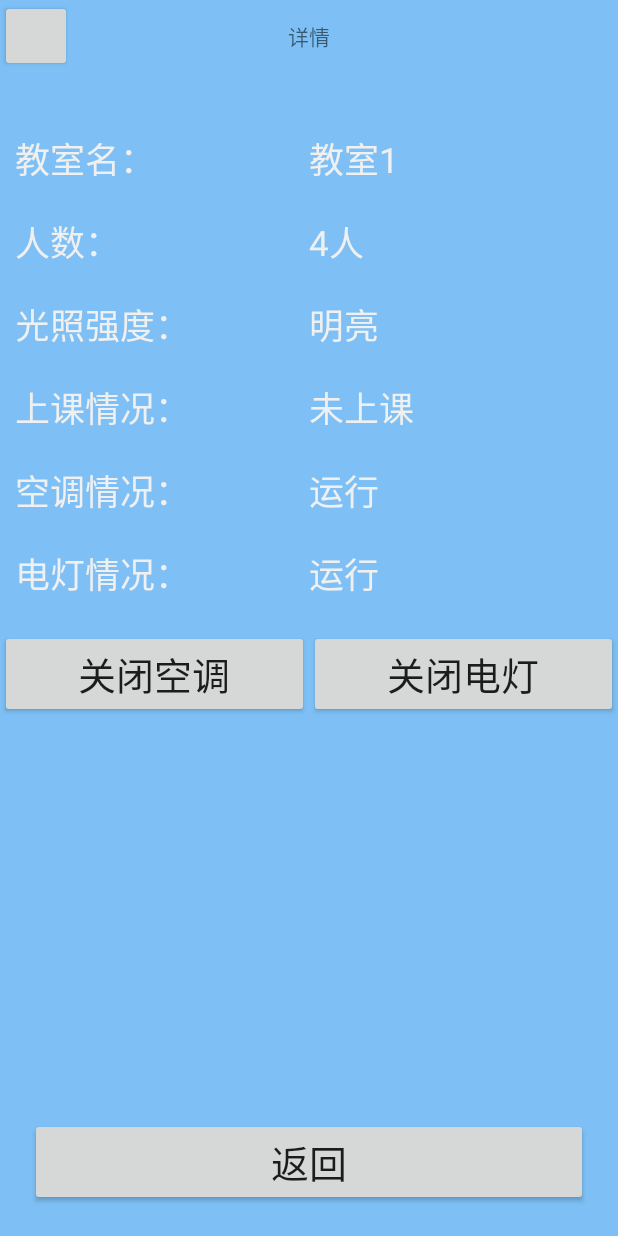
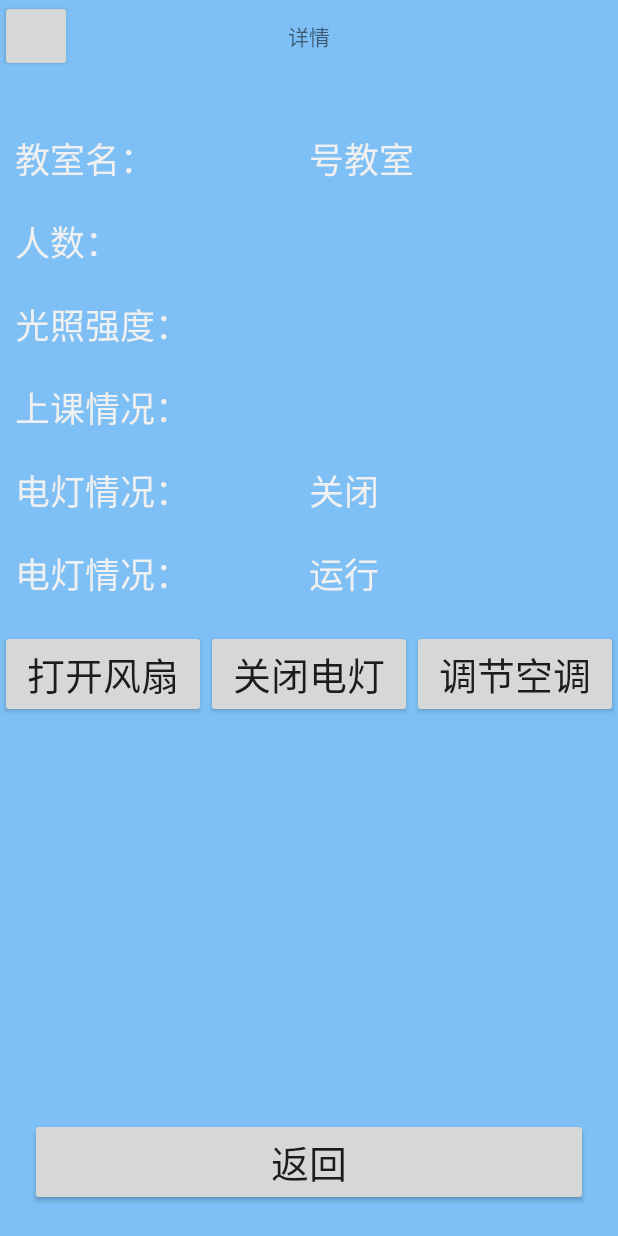
Before and after one commit to yanxiaonuo/SmartClass, an Android app: the GuanLiClass_XiangXiActivity screen opened directly, with no data from a screen before it, after a tap on "打开电灯", on a phone screen of 412 x 824 dp. Run offline under Robolectric (Android 15) with nearby library versions, the phone set to English and light mode, and no system bars; libraries missing offline, so code that uses them is left out: com.afollestad.materialdialogs, mehdi.sakout.fancybuttons; plain views replace FancyButton; 2 statements that could not run were skipped; 3 other taps on this screen came first.

Commit message:
18年9月加了些新功能

```diff
--- a/app/src/main/java/com/xiaonuo/smartclass/activity/AdministratorVerifyActivity.java
+++ b/app/src/main/java/com/xiaonuo/smartclass/activity/AdministratorVerifyActivity.java
@@ -1,5 +1,6 @@
 package com.xiaonuo.smartclass.activity;
 
+import android.content.Context;
 import android.content.Intent;
 import android.os.Bundle;
 import android.support.annotation.Nullable;
@@ -9,6 +10,7 @@ import android.widget.EditText;
 
 import com.jaeger.library.StatusBarUtil;
 import com.xiaonuo.smartclass.R;
+import com.xiaonuo.smartclass.utils.Constant;
 import com.xiaonuo.smartclass.utils.Utils;
 
 /**
@@ -16,6 +18,7 @@ import com.xiaonuo.smartclass.utils.Utils;
  */
 
 public class AdministratorVerifyActivity extends AppCompatActivity {
+
 
     @Override
     protected void onCreate(@Nullable Bundle savedInstanceState) {
@@ -55,4 +58,5 @@ public class AdministratorVerifyActivity extends AppCompatActivity {
         finish();
         overridePendingTransition(R.anim.next_in,R.anim.next_out);
     }
+
 }
--- a/app/src/main/java/com/xiaonuo/smartclass/activity/GuanLiClass_XiangXiActivity.java
+++ b/app/src/main/java/com/xiaonuo/smartclass/activity/GuanLiClass_XiangXiActivity.java
@@ -1,44 +1,41 @@
 package com.xiaonuo.smartclass.activity;
 
-import android.content.Intent;
-import android.content.SharedPreferences;
 import android.os.Bundle;
-import android.os.Looper;
 import android.support.v7.app.AppCompatActivity;
 import android.view.View;
 import android.widget.Button;
 import android.widget.TextView;
-import android.widget.Toast;
 
 
+import com.afollestad.materialdialogs.DialogAction;
+import com.afollestad.materialdialogs.MaterialDialog;
 import com.xiaonuo.smartclass.R;
+import com.xiaonuo.smartclass.utils.Constant;
+import com.xiaonuo.smartclass.utils.Utils;
 
-import java.io.BufferedWriter;
-import java.io.InputStream;
-import java.io.OutputStream;
-import java.io.OutputStreamWriter;
+import java.io.BufferedReader;
+import java.io.IOException;
+import java.io.InputStreamReader;
 import java.io.PrintWriter;
 import java.net.Socket;
-import java.nio.charset.Charset;
-import java.util.HashMap;
 
 
 public class GuanLiClass_XiangXiActivity extends AppCompatActivity implements View.OnClickListener{
 
-    //服务器需要
-    Socket mSocket = null;
-    PrintWriter printWriter = null;
-    InputStream in;
+    //ap0   风扇
+    //ap1   电灯
 
-    int pos;
+    //温度
+    int t=20;
 
-    Button diandeng_button;
+    Button fan_button;
 
-    Button fengShan_button;
+    Button light_button;
 
-    TextView dianDeng;
-    TextView fengShan;
-
+    TextView light_textView;
+    TextView fan_textView;
+    private PrintWriter write;
+    private BufferedReader in;
 
 
     @Override
@@ -46,29 +43,71 @@ public class GuanLiClass_XiangXiActivity extends AppCompatActivity implements Vi
         super.onCreate(savedInstanceState);
         setContentView(R.layout.activity_guanliclass_xiangxi);
 
+        initTCP();
+
+
+        String classID = Utils.getString(Constant.CLASSID, "");
+        String peopleCount = Utils.getString(Constant.PEOPLECOUNT, "");
+        String brightness = Utils.getString(Constant.BRIGHTNESS, "");
+        String classStatus = Utils.getString(Constant.CLASSSTATUS, "");
+        String fan = Utils.getString(Constant.FAN, "");
+        String light = Utils.getString(Constant.LIGHT, "");
 
         //设置按钮监听
         findViewById(R.id.guanLiClass_xiangXi_button_back).setOnClickListener(this);
 
-        diandeng_button = (Button) findViewById(R.id.guanLiClass_xiangXi_button_diandeng);
-        diandeng_button.setOnClickListener(this);
+        fan_button = (Button) findViewById(R.id.guanLiClass_xiangXi_button_fengshan);
+        fan_button.setOnClickListener(this);
+        if(fan.equals("运行")){
+            fan_button.setText("关闭风扇");
+        }else{
+            fan_button.setText("打开风扇");
+        }
 
-        fengShan_button = (Button) findViewById(R.id.guanLiClass_xiangXi_button_fengshan);
-        fengShan_button.setOnClickListener(this);
+        light_button = (Button) findViewById(R.id.guanLiClass_xiangXi_button_diandeng);
+        light_button.setOnClickListener(this);
+        if(light.equals("运行")){
+            light_button.setText("关闭电灯");
+        }else{
+            light_button.setText("打开电灯");
+        }
 
 
-        TextView className = (TextView) findViewById(R.id.guanLiClass_xiangXi_textView_className);
+        TextView classID_textView = (TextView) findViewById(R.id.guanLiClass_xiangXi_textView_className);
+        classID_textView.setText(classID+"号教室");
 
-        dianDeng = (TextView) findViewById(R.id.guanLiClass_xiangXi_textView_dianDengQingKuang);
-        fengShan = (TextView) findViewById(R.id.guanLiClass_xiangXi_textView_fengShanQingKuang);
-        TextView isShangKe = (TextView) findViewById(R.id.guanLiClass_xiangXi_textView_isShangKe);
-        TextView liangdu = (TextView) findViewById(R.id.guanLiClass_xiangXi_textView_liangdu);
-        TextView theNumberOfPeople = (TextView) findViewById(R.id.guanLiClass_xiangXi_textView_theNumberOfPeople);
+        light_textView = (TextView) findViewById(R.id.guanLiClass_xiangXi_textView_dianDengQingKuang);
+        fan_textView = (TextView) findViewById(R.id.guanLiClass_xiangXi_textView_fengShanQingKuang);
+        light_textView.setText(light);
+        fan_textView.setText(fan);
 
+        TextView classStatus_textView = (TextView) findViewById(R.id.guanLiClass_xiangXi_textView_isShangKe);
+        classStatus_textView.setText(classStatus);
+
+        TextView brightness_textView = (TextView) findViewById(R.id.guanLiClass_xiangXi_textView_liangdu);
+        brightness_textView.setText(brightness);
+
+        TextView peopleCount_textView = (TextView) findViewById(R.id.guanLiClass_xiangXi_textView_theNumberOfPeople);
+        peopleCount_textView.setText(peopleCount);
     }
 
+    private void initTCP() {
+        new Thread(new Runnable() {
+            @Override
+            public void run() {
+                Socket socket = null;
+                try {
+                    socket = new Socket("192.168.31.197", 8000);
 
+                    write = new PrintWriter(socket.getOutputStream(),true);
+                    in = new BufferedReader(new InputStreamReader(socket.getInputStream()));
 
+                } catch (IOException e) {
+                e.printStackTrace();
+            }
+            }
+        }).start();
+    }
 
 
     @Override
@@ -89,12 +128,28 @@ public class GuanLiClass_XiangXiActivity extends AppCompatActivity implements Vi
     }
 
     private void startDianDengButton() {
-        if(dianDeng.getText().equals("运行")){//关闭风扇操作
-            diandeng_button.setText("打开电灯");
-            dianDeng.setText("关闭");
+        if(light_textView.getText().equals("运行")){//关闭风扇操作
+            light_button.setText("打开电灯");
+            light_textView.setText("关闭");
+            new Thread(new Runnable() {
+                @Override
+                public void run() {
+                    write.println("AP10");
+                    write.flush();
+                }
+            }).start();
+
         }else {
-            diandeng_button.setText("关闭电灯");
-            dianDeng.setText("运行");
+            light_button.setText("关闭电灯");
+            light_textView.setText("运行");
+
+            new Thread(new Runnable() {
+                @Override
+                public void run() {
+                    write.println("AP11");
+                    write.flush();
+                }
+            }).start();
         }
 
     }
@@ -102,12 +157,29 @@ public class GuanLiClass_XiangXiActivity extends AppCompatActivity implements Vi
 
 
     private void startFengShanButton() {
-        if(fengShan.getText().equals("运行")){//关闭风扇操作
-            fengShan_button.setText("打开空调");
-            fengShan.setText("关闭");
+        if(fan_textView.getText().equals("运行")){//关闭风扇操作
+            fan_button.setText("打开风扇");
+            fan_textView.setText("关闭");
+
+            new Thread(new Runnable() {
+                @Override
+                public void run() {
+                    write.println("AP00");
+                    write.flush();
+                }
+            }).start();
+
         }else {
-            fengShan_button.setText("关闭空调");
-            fengShan.setText("运行");
+            fan_button.setText("关闭风扇");
+            fan_textView.setText("运行");
+
+            new Thread(new Runnable() {
+                @Override
+                public void run() {
+                    write.println("AP01");
+                    write.flush();
+                }
+            }).start();
         }
 
     }
@@ -119,7 +191,44 @@ public class GuanLiClass_XiangXiActivity extends AppCompatActivity implements Vi
 
     @Override
     public void onBackPressed() {
+        try {
+            in.close();
+        } catch (IOException e) {
+            e.printStackTrace();
+        }
+        write.close();
         super.onBackPressed();
         overridePendingTransition(R.anim.pre_in,R.anim.pre_out);
     }
+
+    public void tiaojiekongtiao(View view) {
+        runOnUiThread(new Runnable() {
+            @Override
+            public void run() {
+
+                //展示dialog
+                MaterialDialog m=   new MaterialDialog.Builder(GuanLiClass_XiangXiActivity.this)
+                        .title("空调")
+                        .content("设定温度"+t+"℃")
+                        .positiveText("▼降低")
+                        .negativeText("▲提升")
+                        .onPositive(new MaterialDialog.SingleButtonCallback() {
+                            @Override
+                            public void onClick(MaterialDialog dialog, DialogAction which) {
+                                t--;
+                            }
+                        })
+                        .onNegative(new MaterialDialog.SingleButtonCallback() {
+                            @Override
+                            public void onClick(MaterialDialog dialog, DialogAction which) {
+                                t++;
+                            }
+                        })
+                        .autoDismiss(false)
+                        .show();
+
+                //显示完毕，按钮再次可以被点击
+            }
+        });
+    }
 }
--- a/app/src/main/java/com/xiaonuo/smartclass/utils/Constant.java
+++ b/app/src/main/java/com/xiaonuo/smartclass/utils/Constant.java
@@ -31,5 +31,6 @@ public class Constant {
     public static String CLASSSTATUS="classStatus";
     public static String FAN="fan";
     public static String LIGHT="light";
+    public static String CLASSID="classID";
 
 }
--- a/app/src/main/java/com/xiaonuo/smartclass/utils/Utils.java
+++ b/app/src/main/java/com/xiaonuo/smartclass/utils/Utils.java
@@ -23,7 +23,7 @@ public class Utils {
     public static boolean cleanSp() {
         if (sp == null) {
             sp = MyApplication.getContext()
-                    .getSharedPreferences("config", Context.MODE_PRIVATE);
+                    .getSharedPreferences("config", Context.MODE_MULTI_PROCESS);
         }
 
         return sp.edit().clear().commit();
@@ -38,7 +38,7 @@ public class Utils {
     public static boolean putString(String key, String value) {
         if (sp == null) {
             sp = MyApplication.getContext()
-                    .getSharedPreferences("config", Context.MODE_PRIVATE);
+                    .getSharedPreferences("config", Context.MODE_MULTI_PROCESS);
         }
 
         return sp.edit().putString(key, value).commit();
@@ -53,7 +53,7 @@ public class Utils {
     public static String getString(String key, String defaultValue) {
         if (sp == null) {
             sp = MyApplication.getContext()
-                    .getSharedPreferences("config", Context.MODE_PRIVATE);
+                    .getSharedPreferences("config", Context.MODE_MULTI_PROCESS);
         }
 
         return sp.getString(key, defaultValue);
--- a/app/src/main/res/layout/activity_guanliclass_xiangxi.xml
+++ b/app/src/main/res/layout/activity_guanliclass_xiangxi.xml
@@ -163,7 +163,7 @@
             android:layout_weight="1"
             android:layout_width="match_parent"
             android:layout_height="wrap_content"
-            android:text="空调情况："
+            android:text="电灯情况："
             android:textColor="#f0f0f0"
             android:textSize="23sp"/>
 
@@ -222,8 +222,10 @@
                 android:layout_weight="1"
                 android:layout_width="match_parent"
                 android:layout_height="wrap_content"
-                android:text="关闭空调"
+                android:text="关闭风扇"
                 android:textSize="25dp"/>
+
+
 
             <Button
                 android:id="@+id/guanLiClass_xiangXi_button_diandeng"
@@ -233,7 +235,17 @@
                 android:text="关闭电灯"
                 android:textSize="25dp"/>
 
+            <Button
+                android:id="@+id/guanLiClass_xiangXi_button_kongtaiokongzhi"
+                android:layout_weight="1"
+                android:onClick="tiaojiekongtiao"
+                android:layout_width="match_parent"
+                android:layout_height="wrap_content"
+                android:text="调节空调"
+                android:textSize="25dp"/>
+
         </LinearLayout>
+
 
         <Button
             android:id="@+id/guanLiClass_xiangXi_button_back"
@@ -246,6 +258,9 @@
             android:layout_marginLeft="20dp"
             android:layout_marginRight="20dp"/>
 
+
+
+
     </RelativeLayout>
 
 </LinearLayout>
--- a/build.gradle
+++ b/build.gradle
@@ -10,7 +10,7 @@ buildscript {
         maven { url "https://jitpack.io" }
     }
     dependencies {
-        classpath 'com.android.tools.build:gradle:3.1.2'
+        classpath 'com.android.tools.build:gradle:3.1.3'
 
 
         // NOTE: Do not place your application dependencies here; they belong
```
Also changed, not shown: app/build.gradle (+11 -10 lines), app/src/main/java/com/xiaonuo/smartclass/activity/MainActivity.java (+64 -96 lines), 8 other files.
